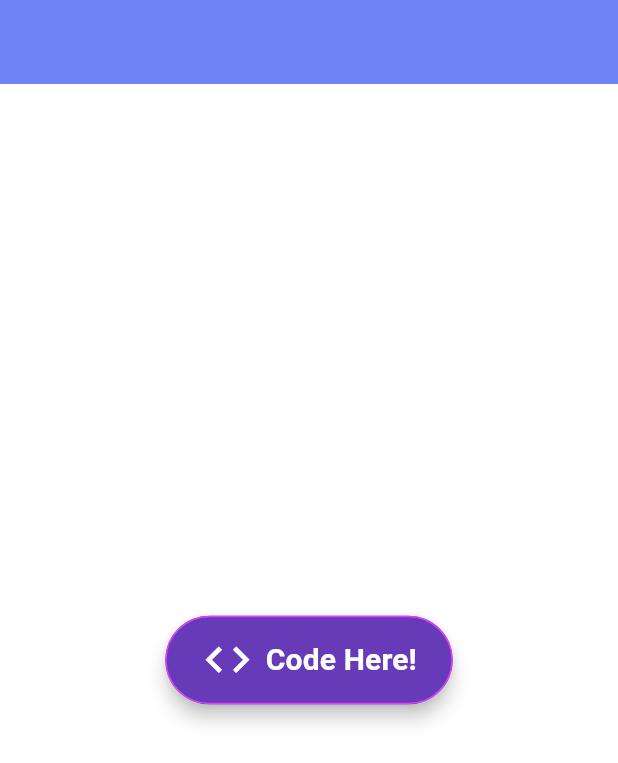
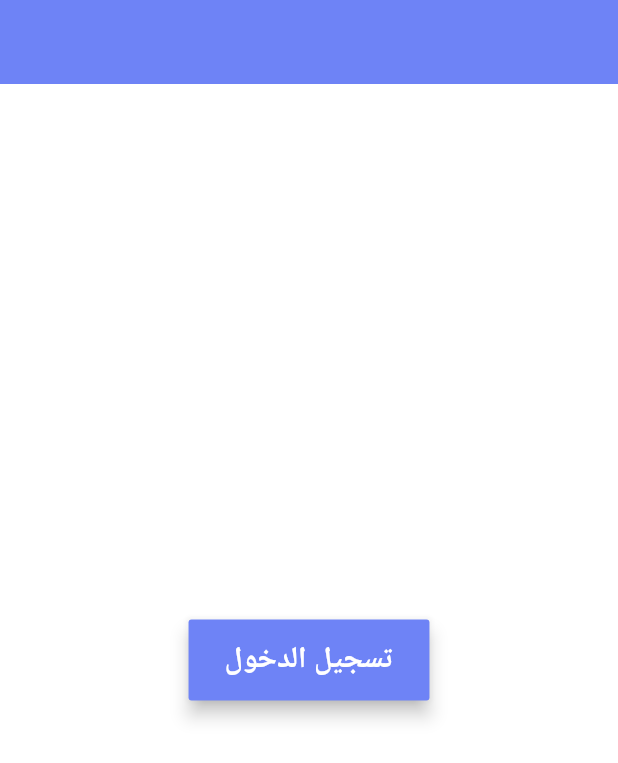
Before and after one commit to aboalhasan-albedairy/Hash-Plus-Course---Flutter-Basics, a Flutter app: the screen it shows after launch, on a phone screen of 412 x 824 dp. Shown: the top 763 px of the screen. Run offline on Flutter 3.47's test engine with Material 3 defaults, Android fonts, the phone set to English and light mode, and no system bars.

Commit message:
Lesson 17: MaterialButton() Widget

```diff
--- a/lib/main.dart
+++ b/lib/main.dart
@@ -24,24 +24,18 @@ class HomePage extends StatelessWidget {
       appBar: AppBar(backgroundColor: Color(0xff6e83f6)),
       backgroundColor: Colors.white,
       body: Center(
-        child: ElevatedButton.icon(
+        child: MaterialButton(
+          color: Color(0xff6e83f6),
+          padding: EdgeInsets.symmetric(vertical: 12, horizontal: 24),
+          splashColor: Color(0xff3caf82),
+          elevation: 5,
+
           onPressed: () {
-            log("Clicked");
-          },
-          onLongPress: () {
-            log("Long Press Here");
+            log("تسجيل الدخول");
           },
 
-          style: ElevatedButton.styleFrom(
-            backgroundColor: Colors.deepPurple,
-            elevation: 5,
-            padding: EdgeInsets.symmetric(vertical: 12, horizontal: 24),
-            side: BorderSide(color: Colors.purpleAccent),
-          ),
-          icon: Icon(Icons.code, color: Colors.white, size: 35),
-          label: Text(
-            "Code Here!",
-
+          child: Text(
+            "تسجيل الدخول",
             style: TextStyle(
               color: Colors.white,
               fontSize: 20,
```
